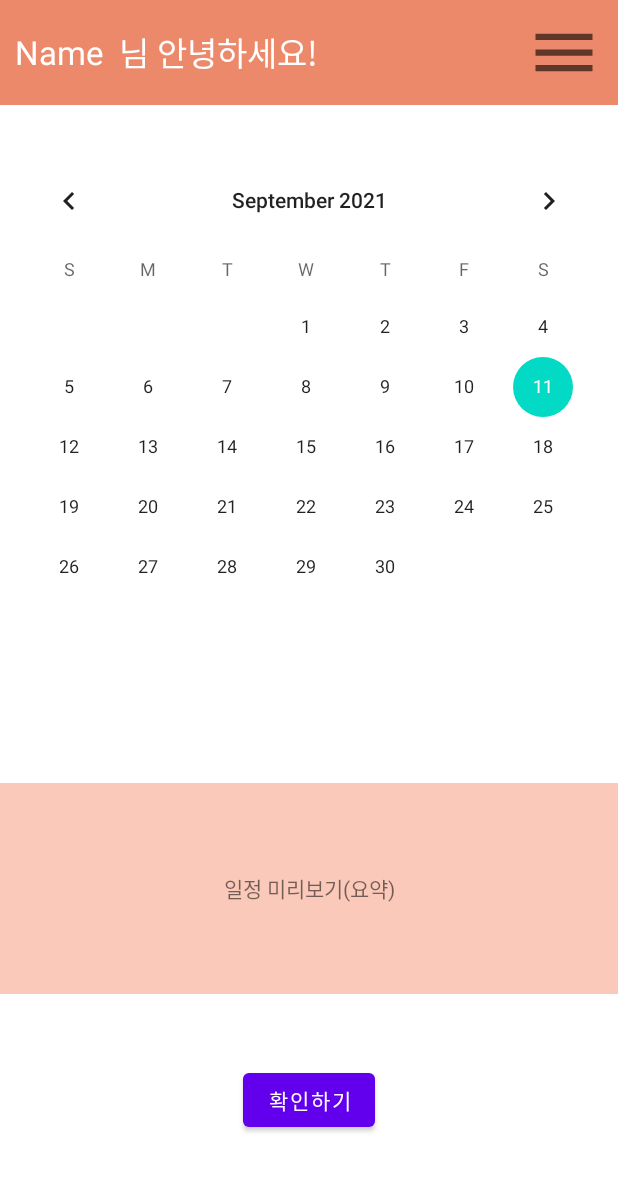
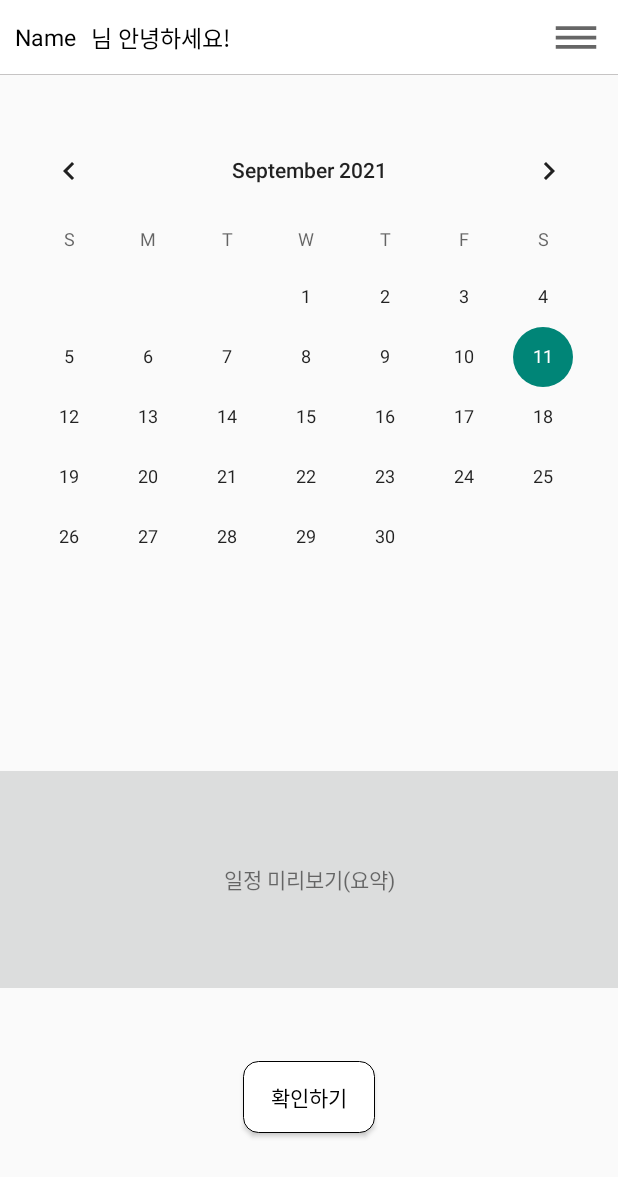
Before and after one commit to NerdNULL/DL-Front, an Android app: the screen it shows after launch (MainActivity), on a phone screen of 412 x 824 dp. Shown: the top 1177 px of the screen. Run offline under Robolectric (Android 15) with nearby library versions, the phone set to English and light mode, and no system bars.

Commit message:
update design

```diff
--- /dev/null
+++ b/app/src/main/res/drawable/roundbutton_background.xml
@@ -0,0 +1,11 @@
+<?xml version="1.0" encoding="utf-8"?>
+<shape xmlns:android="http://schemas.android.com/apk/res/android"
+    android:shape="rectangle">
+    <solid android:color="#ffffff"/>
+    <stroke android:width="0.5dp"
+        android:color="#000000"/>
+    <corners android:bottomRightRadius="10dp"
+        android:topRightRadius="10dp"
+        android:bottomLeftRadius="10dp"
+        android:topLeftRadius="10dp"/>
+</shape>
--- /dev/null
+++ b/app/src/main/res/drawable/uppermenu_background.xml
@@ -0,0 +1,14 @@
+<?xml version="1.0" encoding="utf-8"?>
+<layer-list xmlns:android="http://schemas.android.com/apk/res/android">
+    <item
+        android:left="-2dp"
+        android:right="-2dp"
+        android:top="-2dp"
+        android:bottom="0.5dp">
+        <shape android:shape="rectangle">
+            <stroke android:width="0.5dp"
+                android:color="#C6C4C4"/>
+            <solid android:color="#ffffff"/>
+        </shape>
+    </item>
+</layer-list>
--- a/app/src/main/res/layout/activity_main.xml
+++ b/app/src/main/res/layout/activity_main.xml
@@ -19,16 +19,16 @@
                 android:orientation="horizontal"
                 android:id="@+id/upperMenu_MainActivity"
                 android:layout_width="match_parent"
-                android:layout_height="70dp"
-                android:background="#EC896A">
+                android:layout_height="50dp"
+                android:background="@drawable/uppermenu_background">
                 <LinearLayout
                     android:layout_width="0dp"
                     android:layout_height="match_parent"
                     android:layout_weight="3">
                     <TextView
                         android:id="@+id/userNameText_MainActivity"
-                        android:textSize="22sp"
-                        android:textColor="#ffffff"
+                        android:textSize="15sp"
+                        android:textColor="#000000"
                         android:text="Name"
                         android:layout_margin="10dp"
                         android:layout_gravity="center"
@@ -37,8 +37,8 @@
                     <TextView
                         android:layout_width="wrap_content"
                         android:layout_height="wrap_content"
-                        android:textSize="22sp"
-                        android:textColor="#ffffff"
+                        android:textSize="15sp"
+                        android:textColor="#000000"
                         android:layout_gravity="center"
                         android:text="님 안녕하세요!"/>
                 </LinearLayout>
@@ -46,7 +46,7 @@
                     android:id="@+id/openSideMenuButton_MainActivity"
                     android:layout_margin="10dp"
                     android:background="@drawable/ic_baseline_menu_24"
-                    android:layout_weight="0.45"
+                    android:layout_weight="0.3"
                     android:layout_width="0dp"
                     android:layout_height="match_parent" />
             </LinearLayout>
@@ -63,7 +63,7 @@
             </LinearLayout>
             <LinearLayout
                 android:layout_weight="1"
-                android:background="#FAC9BA"
+                android:background="#DCDDDD"
                 android:layout_width="match_parent"
                 android:layout_height="0dp">
                 <TextView
@@ -80,8 +80,10 @@
                 android:layout_width="match_parent"
                 android:layout_height="0dp">
                 <Button
+                    android:background="@drawable/roundbutton_background"
                     android:id="@+id/checkScheduleButton_MainActivity"
                     android:text="확인하기"
+                    android:textColor="#000000"
                     android:layout_width="wrap_content"
                     android:layout_height="wrap_content"/>
             </LinearLayout>
@@ -89,14 +91,14 @@
     </RelativeLayout>
     <RelativeLayout
         android:id="@+id/drawerMenu_MainActivity"
-        android:layout_gravity="start"
+        android:layout_gravity="end"
         android:gravity="center_horizontal"
         android:layout_width="280dp"
         android:layout_height="match_parent">
         <LinearLayout
             android:id="@+id/upper"
             android:gravity="center"
-            android:background="#F3A48B"
+            android:background="@drawable/uppermenu_background"
             android:orientation="vertical"
             android:layout_width="match_parent"
             android:layout_height="200dp">
--- a/app/src/main/res/values-night/themes.xml
+++ b/app/src/main/res/values-night/themes.xml
@@ -1,6 +1,6 @@
 <resources xmlns:tools="http://schemas.android.com/tools">
     <!-- Base application theme. -->
-    <style name="Theme.NerdNullFront" parent="Theme.MaterialComponents.Light.NoActionBar">
+    <style name="Theme.NerdNullFront" parent="Theme.AppCompat.Light.NoActionBar">
         <!-- Primary brand color. -->
         <item name="colorPrimary">@color/purple_200</item>
         <item name="colorPrimaryVariant">@color/purple_700</item>
--- a/app/src/main/res/values/themes.xml
+++ b/app/src/main/res/values/themes.xml
@@ -1,6 +1,6 @@
 <resources xmlns:tools="http://schemas.android.com/tools">
     <!-- Base application theme. -->
-    <style name="Theme.NerdNullFront" parent="Theme.MaterialComponents.Light.NoActionBar">
+    <style name="Theme.NerdNullFront" parent="Theme.AppCompat.Light.NoActionBar">
         <!-- Primary brand color. -->
         <item name="colorPrimary">@color/purple_500</item>
         <item name="colorPrimaryVariant">@color/purple_700</item>
```
